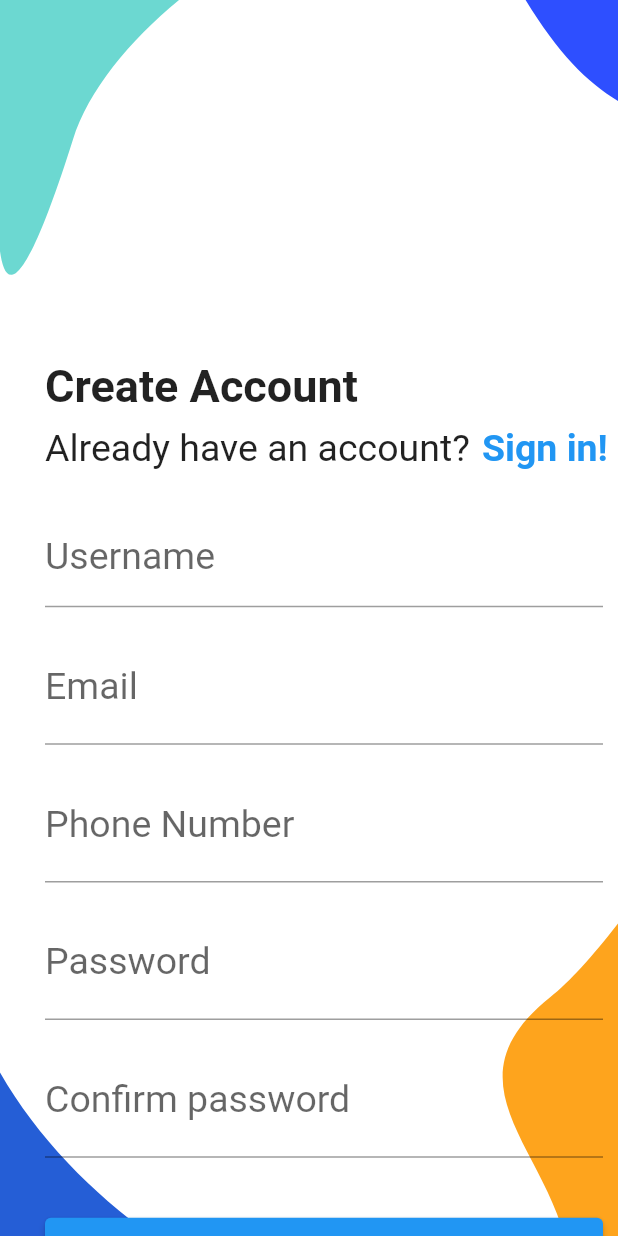
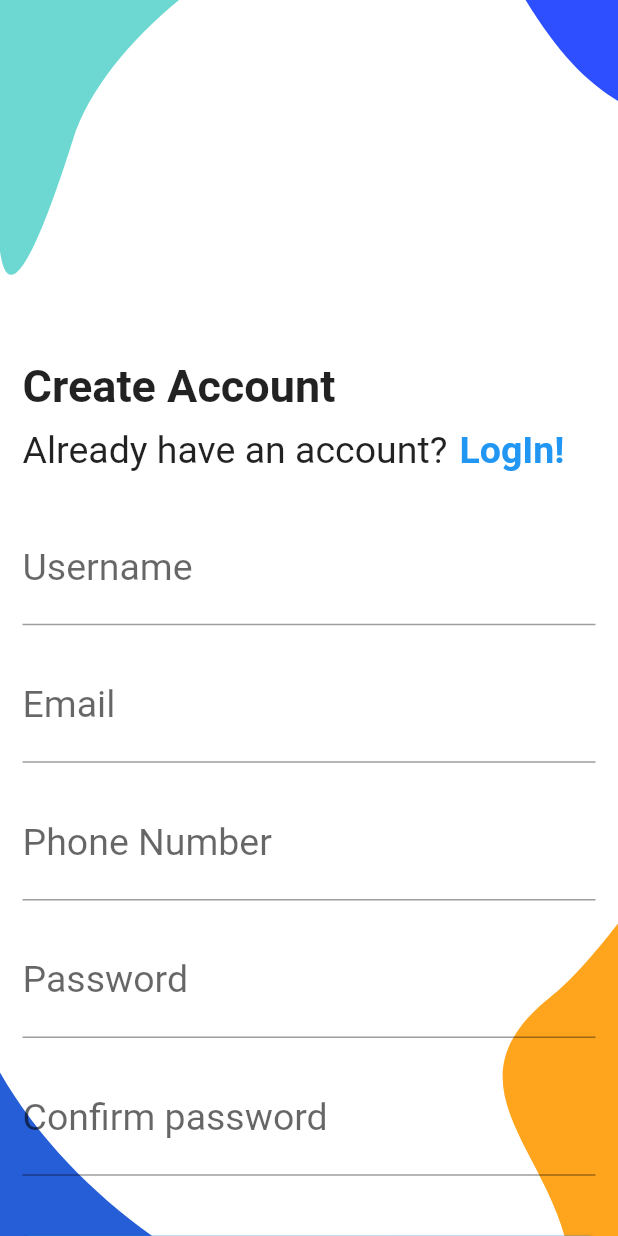
Before and after one commit to AlaaAdham/MarhamFlutter, a Flutter app: the Signup screen opened directly, on a phone screen of 412 x 824 dp. Run offline on Flutter 3.47's test engine with Material 2 defaults, Android fonts, the phone set to English and light mode, and no system bars; our stand-ins replace flutter_svg, lottie, smooth_page_indicator; network calls fail.

Commit message:
Auth push

```diff
--- a/lib/Auth/signup.dart
+++ /dev/null
@@ -1,155 +0,0 @@
-import 'package:flutter/material.dart';
-import 'package:flutter_application_4/Auth/login.dart';
-import 'package:flutter_svg/flutter_svg.dart';
-
-class Signup extends StatefulWidget {
-  const Signup({Key? key}) : super(key: key);
-
-  @override
-  _SignupState createState() => _SignupState();
-}
-
-class _SignupState extends State<Signup> {
-  @override
-  Widget build(BuildContext context) {
-    return Scaffold(
-       resizeToAvoidBottomInset: false,
-      body: Stack(
-        fit: StackFit.expand,
-        children: [
-          SvgPicture.asset(
-            "assets/Sign_Up_bg.svg",
-            fit: BoxFit.cover,
-          ),
-          SafeArea(
-            child: SingleChildScrollView(
-              child: Container(
-                margin: EdgeInsets.fromLTRB(30, 240, 10, 0),
-                child: Column(
-                  crossAxisAlignment: CrossAxisAlignment.start,
-                  children: [
-                    Text(
-                      "Create Account",
-                      style: TextStyle(
-                        fontSize: 30,
-                        fontWeight: FontWeight.bold,
-                      ),
-                    ),
-                    Row(
-                      children: [
-                        Text(
-                          "Already have an account?",
-                          style: TextStyle(fontSize: 25),
-                        ),
-                        TextButton(
-                          onPressed: () {
-                            Navigator.of(context).push(MaterialPageRoute(
-                              builder: (context) {
-                                return Login();
-                              },
-                            ));
-                          },
-                          child: Text(
-                            "Sign in!",
-                            style: TextStyle(
-                              fontWeight: FontWeight.bold,
-                              fontSize: 25,
-                            ),
-                          ),
-                          style: ButtonStyle(
-                            mouseCursor: MaterialStateMouseCursor.textable,
-                          ),
-                        ),
-                      ],
-                    ),
-                    SizedBox(height: 16.0),
-                    Form(
-                      child: Column(
-                        children: [
-                          TextFormField(
-                            decoration: InputDecoration(
-                              labelText: 'Username',
-                              labelStyle: TextStyle(
-                                fontSize: 25,
-                              ),
-                            ),
-                          ),
-                          SizedBox(height: 16.0),
-                          TextFormField(
-                            keyboardType: TextInputType.emailAddress,
-                            decoration: InputDecoration(
-                              hintText: "test@email.com",
-                              labelText: "Email",
-                              labelStyle: TextStyle(
-                                fontSize: 25,
-                              ),
-                              hintStyle: TextStyle(
-                                fontSize: 25,
-                              ),
-                            ),
-                          ),
-                          const SizedBox(height: 16),
-                          TextFormField(
-                            decoration: InputDecoration(
-                              labelText: 'Phone Number',
-                              hintText: '+972',
-                              labelStyle: TextStyle(
-                                fontSize: 25,
-                              ),
-                              hintStyle: TextStyle(
-                                fontSize: 25,
-                              ),
-                            ),
-                          ),
-                          const SizedBox(height: 16),
-                          TextFormField(
-                            obscureText: true,
-                            decoration: InputDecoration(
-                              labelText: "Password",
-                              hintText: "*************",
-                              labelStyle: TextStyle(
-                                fontSize: 25,
-                              ),
-                              hintStyle: TextStyle(
-                                fontSize: 25,
-                              ),
-                            ),
-                          ),
-                          const SizedBox(height: 16),
-                          TextFormField(
-                            obscureText: true,
-                            decoration: InputDecoration(
-                              labelText: "Confirm password",
-                              hintText: "*************",
-                              labelStyle: TextStyle(
-                                fontSize: 25,
-                              ),
-                              hintStyle: TextStyle(
-                                fontSize: 25,
-                              ),
-                            ),
-                          ),
-                          SizedBox(height: 40.0),
-                          ElevatedButton(
-                            onPressed: () {},
-                            child: Text(
-                              "Sign Up",
-                              style: TextStyle(fontSize: 25),
-                            ),
-                            style: ElevatedButton.styleFrom(
-                              fixedSize: Size(600, 60),
-                            ),
-                          ),
-                        ],
-                      ),
-                    ),
-                  ],
-                ),
-              ),
-            ),
-          ),
-        ],
-      ),
-    );
-  }
-}
--- /dev/null
+++ b/lib/Auth/signup/signup.dart
@@ -0,0 +1,286 @@
+import 'package:flutter/material.dart';
+import 'package:flutter_application_4/Auth/Login/ValidateForm.dart';
+import 'package:flutter_application_4/Auth/Login/login.dart';
+import 'package:flutter_application_4/Auth/signup/onPressed.dart';
+import 'package:flutter_application_4/Auth/signup/signuppost.dart';
+import 'package:flutter_svg/flutter_svg.dart';
+
+class Signup extends StatefulWidget {
+  const Signup({Key? key}) : super(key: key);
+
+  @override
+  _SignupState createState() => _SignupState();
+}
+
+class _SignupState extends State<Signup> {
+  final GlobalKey<FormState> signstate = GlobalKey<FormState>();
+  TextEditingController _passwordController = TextEditingController();
+  TextEditingController _confirmPasswordController = TextEditingController();
+  var username, phone, email, password, cpassword;
+
+  @override
+  @override
+  Widget build(BuildContext context) {
+    return Scaffold(
+      resizeToAvoidBottomInset: false,
+      body: Stack(
+        fit: StackFit.expand,
+        children: [
+          SvgPicture.asset(
+            "assets/Sign_Up_bg.svg",
+            fit: BoxFit.cover,
+          ),
+          SafeArea(
+            child: SingleChildScrollView(
+              child: Container(
+                margin: EdgeInsets.fromLTRB(15, 240, 15, 0),
+                child: Column(
+                  crossAxisAlignment: CrossAxisAlignment.start,
+                  children: [
+                    Text(
+                      "Create Account",
+                      style: TextStyle(
+                        fontSize: 30,
+                        fontWeight: FontWeight.bold,
+                      ),
+                    ),
+                    Row(
+                      children: [
+                        Text(
+                          "Already have an account?",
+                          style: TextStyle(fontSize: 25),
+                        ),
+                        TextButton(
+                          onPressed: () {
+                            Navigator.of(context).push(MaterialPageRoute(
+                              builder: (context) {
+                                return Login();
+                              },
+                            ));
+                          },
+                          child: Text(
+                            "LogIn!",
+                            style: TextStyle(
+                                fontSize: 25, fontWeight: FontWeight.bold),
+                          ),
+                          style: ButtonStyle(
+                            mouseCursor: MaterialStateMouseCursor.textable,
+                          ),
+                        ),
+                        SizedBox(height: 50.0),
+                      ],
+                    ),
+                    SizedBox(height: 16.0),
+                    Form(
+                      key: signstate,
+                      child: Column(
+                        children: [
+                          TextFormField(
+                            onSaved: (text) {
+                              username = text;
+                            },
+                            validator: (text){
+                              if(text ==null)
+                              {
+                                return "please fill all information";
+                              }
+                              else
+
+                              {if (text.length < 3 || text.length > 20) {
+                                return "invalid username";
+                              }
+                               final RegExp regex = RegExp(r'^[a-zA-Z0-9_]+$');
+                              if (!regex.hasMatch(text)) {
+                                return "invalid username";
+                              }}
+
+                              // Check if the username contains only alphanumeric characters and underscores.
+
+
+                            },
+                            decoration: InputDecoration(
+                              labelText: 'Username',
+                              labelStyle: TextStyle(
+                                fontSize: 25,
+                              ),
+                            ),
+                            style: TextStyle(
+                              // Set the style for the entered text
+                              fontSize: 25,
+                            ),
+                          ),
+                          SizedBox(height: 16.0),
+                          TextFormField(
+                            onSaved: (text) {
+                              email = text;
+                            },
+                           validator: (value) {
+                              final RegExp emailRegex = RegExp(
+                                r'^[a-zA-Z0-9._%+-]+@[a-zA-Z0-9.-]+\.[a-zA-Z]{2,}$',
+                              );
+
+                              if (value == null || value.isEmpty) {
+                                return 'Please enter an email address.';
+                              }
+
+                              if (!emailRegex.hasMatch(value)) {
+                                return 'Invalid email address format.';
+                              }
+
+                              return null; // Return null for no validation errors
+                            },
+                            keyboardType: TextInputType.emailAddress,
+                            decoration: InputDecoration(
+                              hintText: "test@email.com",
+                              labelText: "Email",
+                              labelStyle: TextStyle(
+                                fontSize: 25,
+                              ),
+                              hintStyle: TextStyle(
+                                fontSize: 25,
+                              ),
+                            ),
+                            style: TextStyle(
+                              // Set the style for the entered text
+                              fontSize: 25,
+                            ),
+                          ),
+                          const SizedBox(height: 16),
+                          TextFormField(
+                            onSaved: (text) {
+                              phone = text;
+                            },
+                            validator: (text){
+                              if(text ==null)
+                              return "please fill all information";
+                               final RegExp phoneRegex = RegExp(r'^\d{10}$');
+                              if (!phoneRegex.hasMatch(text)) {
+                                return 'Invalid phone number';
+                              }
+                            },
+                            decoration: InputDecoration(
+                              labelText: 'Phone Number',
+                              hintText: '+972',
+                              labelStyle: TextStyle(
+                                fontSize: 25,
+                              ),
+                              hintStyle: TextStyle(
+                                fontSize: 25,
+                              ),
+                            ),
+                            style: TextStyle(
+                              // Set the style for the entered text
+                              fontSize: 25,
+                            ),
+                          ),
+                          const SizedBox(height: 16),
+                          TextFormField(controller: _passwordController,
+                            onSaved: (text) {
+                              password = text;
+                            },
+                            validator:(text)
+                            {
+                              if(text ==null)
+                              return"please fill all information";
+                              else if(text.length<8)
+                              {
+                                return "Password sholud be at least 8 characters";
+                              }
+
+                            },
+                            obscureText: true,
+                            decoration: InputDecoration(
+                              labelText: "Password",
+                              hintText: "*************",
+                              labelStyle: TextStyle(
+                                fontSize: 25,
+                              ),
+                              hintStyle: TextStyle(
+                                fontSize: 25,
+                              ),
+                            ),
+                            style: TextStyle(
+                              // Set the style for the entered text
+                              fontSize: 25,
+                            ),
+                          ),
+                          const SizedBox(height: 16),
+                          TextFormField( controller: _confirmPasswordController,
+                            onSaved: (text) {
+                              cpassword = text;
+                            },
+                            validator: (text)
+                            {
+                              if(text ==null)
+                              {
+                                return "please fill all information";
+                              }
+                               if (text != _passwordController.text) {
+                                return 'Passwords do not match.';
+                              }
+
+
+                            },
+                            obscureText: true,
+                            decoration: InputDecoration(
+                              labelText: "Confirm password",
+                              hintText: "*************",
+                              labelStyle: TextStyle(
+                                fontSize: 25,
+                              ),
+                              hintStyle: TextStyle(
+                                fontSize: 25,
+                              ),
+                            ),
+                            style: TextStyle(
+                              // Set the style for the entered text
+                              fontSize: 25,
+                              // Adjust the font size as per your preference
+                            ),
+                          ),
+                          SizedBox(height: 40.0),
+                          ElevatedButton(
+                           onPressed: () {
+                              if(validateForm(signstate))
+                              {
+                              onPressed(context, username, email, phone, password, cpassword);
+                              }
+                              else
+                              {
+                                ScaffoldMessenger.of(context).showSnackBar(
+                                  SnackBar(
+                                    content: Text(
+                                      'Incorrect Data',
+                                      style: TextStyle(
+                                        fontSize: 25,
+                                        fontFamily: 'Helvetica',
+                                      ),
+                                    ),
+                                    backgroundColor:
+                                        Color.fromARGB(221, 252, 57, 43),
+                                    duration: Duration(seconds: 3),
+                                  ),
+                                );
+                              }
+                            },
+                            child: Text(
+                              "Sign Up",
+                              style: TextStyle(fontSize: 25),
+                            ),
+                            style: ElevatedButton.styleFrom(
+                              fixedSize: Size(600, 60),
+                            ),
+                          ),
+                        ],
+                      ),
+                    ),
+                  ],
+                ),
+              ),
+            ),
+          ),
+        ],
+      ),
+    );
+  }
+}
--- a/lib/main.dart
+++ b/lib/main.dart
@@ -1,5 +1,5 @@
 import 'package:flutter/material.dart';
-import 'package:flutter_application_4/Auth/login.dart';
+import 'package:flutter_application_4/Auth/Login/login.dart';
 import 'package:flutter_application_4/onboarding/introduction.dart';
 void main() {
   runApp( MyApp());
@@ -10,7 +10,7 @@ class MyApp extends StatelessWidget {
   Widget build(BuildContext context){
     return MaterialApp(
       debugShowCheckedModeBanner: false,//عند الدراور
-      home:Introduction(),
+      home:Login(),
     );
 }
 }
--- a/lib/onboarding/introduction.dart
+++ b/lib/onboarding/introduction.dart
@@ -1,5 +1,5 @@
 import 'package:flutter/material.dart';
-import 'package:flutter_application_4/Auth/signup.dart';
+import 'package:flutter_application_4/Auth/signup/signup.dart';
 import 'package:flutter_application_4/onboarding/intro_screen1.dart';
 import 'package:flutter_application_4/onboarding/intro_screen2.dart';
 import 'package:flutter_application_4/onboarding/intro_screen3.dart';
--- a/pubspec.yaml
+++ b/pubspec.yaml
@@ -36,7 +36,7 @@ dependencies:
   # The following adds the Cupertino Icons font to your application.
   # Use with the CupertinoIcons class for iOS style icons.
   cupertino_icons: ^1.0.2
-  http: ^1.1.0
+  http: ^0.13.3
   smooth_page_indicator: ^1.0.0
   lottie: ^1.2.1
 
```
Also changed, not shown: lib/Auth/Login/ValidateForm.dart (added, +10 -0 lines), lib/Auth/Login/login.dart (renamed from lib/Auth/login.dart, +47 -48 lines), lib/Auth/Login/logintpost.dart (added, +31 -0 lines), lib/Auth/Login/onpresseButton.dart (added, +25 -0 lines), lib/Auth/signup/onPressed.dart (added, +57 -0 lines), lib/Auth/signup/signuppost.dart (added, +36 -0 lines), assets/Polite Chicky.gif (added), pubspec.lock.
